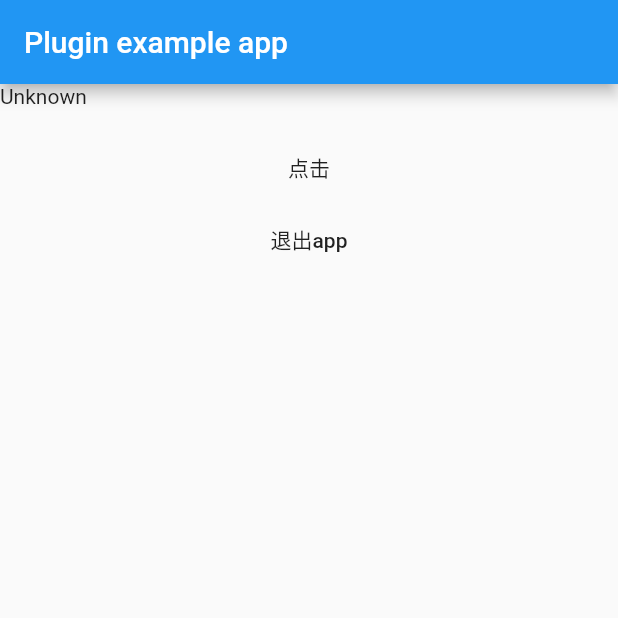
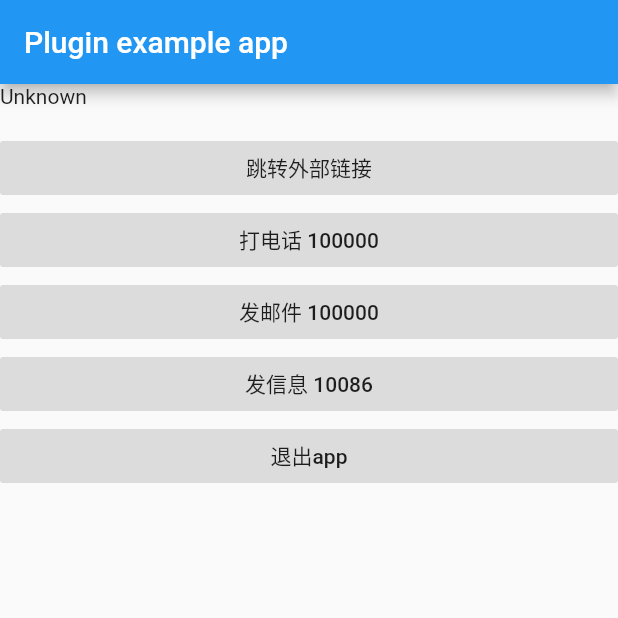
Before and after one commit to Keanyuan/aj_flutter_plugin, a Flutter app: the screen it shows after launch, on a phone screen of 412 x 824 dp, the top half of it. Run offline on Flutter 3.47's test engine with Material 2 defaults, Android fonts, the phone set to English and light mode, and no system bars.

Commit message:
feat: 新增 打电话，发邮件， 发短信方法

```diff
--- a/example/lib/main.dart
+++ b/example/lib/main.dart
@@ -63,6 +63,7 @@ class _MyAppState extends State<MyApp> {
             children: <Widget>[
               Text('$_platformVersion\n'),
               FlatButton(
+                color: Colors.black12,
                 onPressed: () async {
                   if (Platform.isAndroid) {
                     if (await canLaunch("https://www.pgyer.com/Ti9R")) {
@@ -72,15 +73,43 @@ class _MyAppState extends State<MyApp> {
                     await launch("http://itunes.apple.com/cn/app/id1441492772");
                   }
                 },
-                child: Text("点击"),
+                child: Text("跳转外部链接"),
               ),
 
               FlatButton(
+                color: Colors.black12,
+                onPressed: () async {
+                  await launchCallPhone('10086');
+                },
+                child: Text("打电话 100000"),
+              ),
+
+              FlatButton(
+                color: Colors.black12,
+                onPressed: () async {
+                  await launchEmail('100000');
+                },
+                child: Text("发邮件 100000"),
+              ),
+
+              FlatButton(
+                color: Colors.black12,
+                onPressed: () async {
+                  await launchMessage('188188888888');
+                },
+                child: Text("发信息 10086"),
+              ),
+
+              FlatButton(
+                color: Colors.black12,
                 onPressed: () async {
                   _exitApp();
                 },
                 child: Text("退出app"),
               ),
+
+
+
             ],
           )),
         ),
--- a/pubspec.yaml
+++ b/pubspec.yaml
@@ -1,6 +1,6 @@
 name: aj_flutter_plugin
 description: A new Flutter plugin.
-version: 0.0.1
+version: 0.0.2
 author: Anji-plus Kean <617293977@qq.com>
 homepage: https://github.com/Keanyuan/aj_flutter_plugin
 
```
Also changed, not shown: lib/aj_flutter_plugin.dart (+32 -3 lines).
